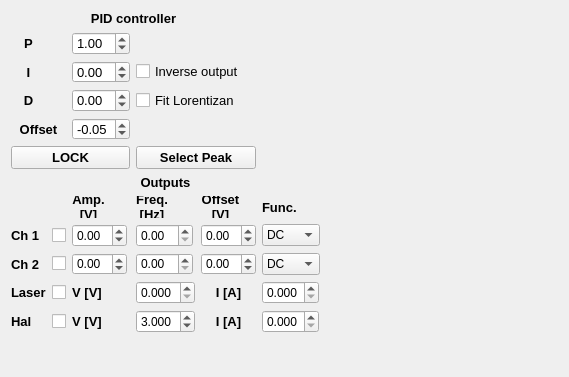
Above: widgets/scopeWidget/cavity_lock/outputsControl.ui from BarakDayanLab/GUI-Experiment before the change. Below: the same form after it.
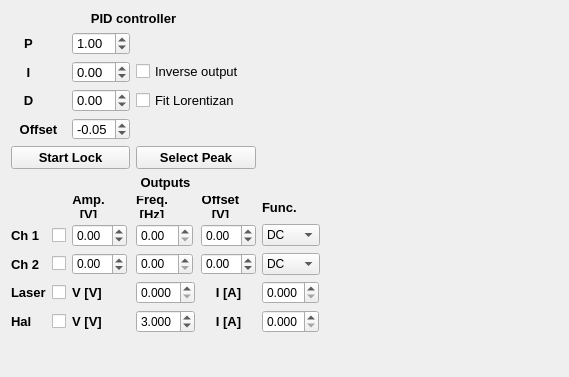
That is the form after the change.

Commit message: (1) Cavity - Start/Stop lock button labeling (2) Add MPC320 Polarization Control (3) Add PAX Control (4) SNSPDs Log sync

```diff
--- a/widgets/scopeWidget/cavity_lock/outputsControl.ui
+++ b/widgets/scopeWidget/cavity_lock/outputsControl.ui
@@ -857,7 +857,7 @@
        </font>
       </property>
       <property name="text">
-       <string>LOCK</string>
+       <string>Start Lock</string>
       </property>
      </widget>
     </item>
```
Left out of the diff: 2 changed lines with no effect on the pictures. The commit also changes 4 other files.
